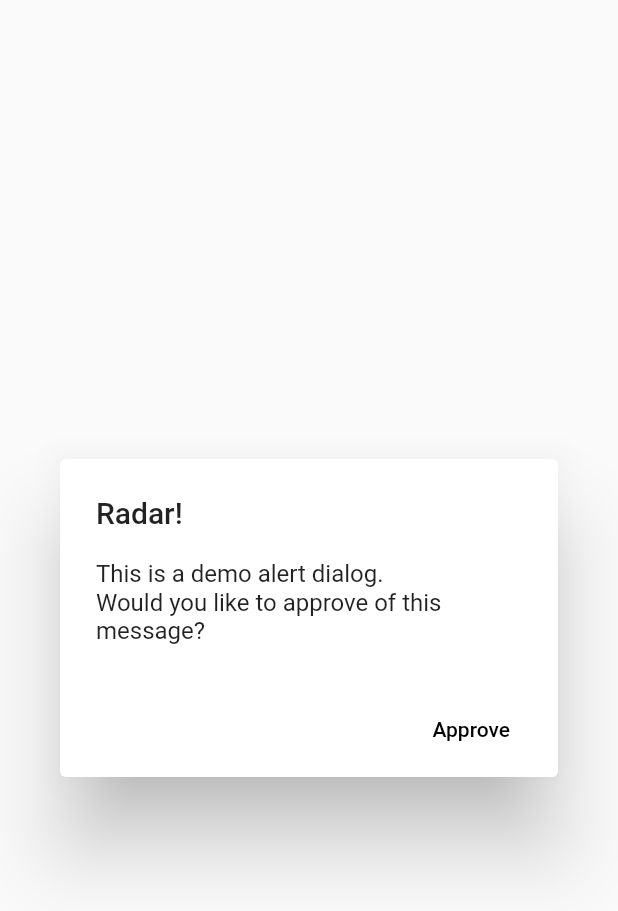
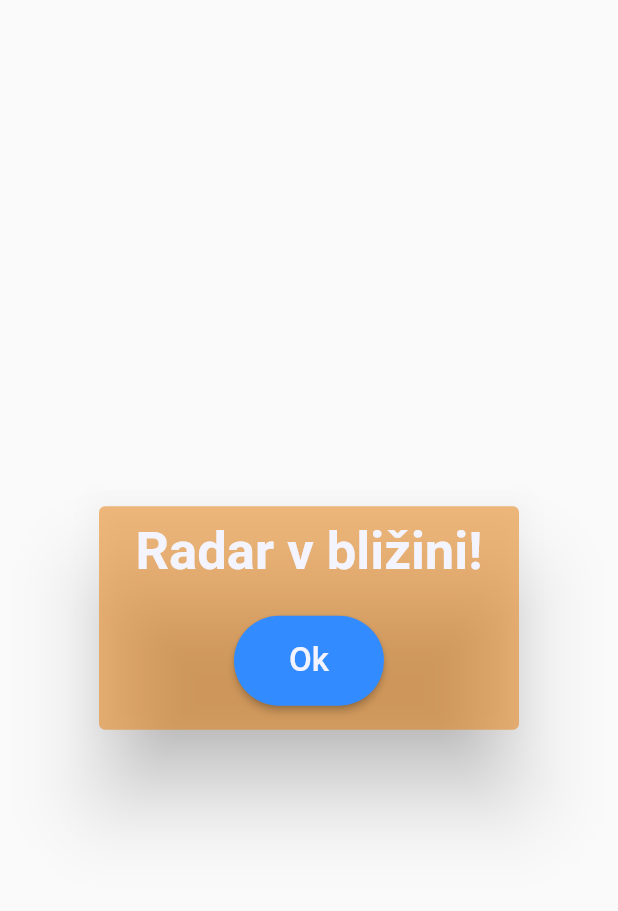
Before and after one commit to MerceneX/ShooDar, a Flutter app: the RadarAlertDialog widget shown alone on an empty page, opened directly, on a phone screen of 412 x 824 dp. Shown: the top 911 px of the screen. Run offline on Flutter 3.47's test engine with Material 2 defaults, Android fonts, the light colour scheme and no system bars; our stand-ins replace audioplayers, bloc, cloud_firestore, dartz, data_connection_checker, equatable and 9 more; accounts and stored records are empty; Roboto replaces fonts that are missing (Georgia, Hind); statements that could not run were skipped.

Commit message:
Improved styling of dialogs

```diff
--- a/src/lib/features/radar/presentation/widgets/notification_dialog.dart
+++ b/src/lib/features/radar/presentation/widgets/notification_dialog.dart
@@ -7,24 +7,33 @@ class RadarAlertDialog extends StatelessWidget {
 
   @override
   Widget build(BuildContext context) {
-     return AlertDialog(
-        title: Text('Radar!'),
-        content: SingleChildScrollView(
-          child: ListBody(
-            children: <Widget>[
-              Text('This is a demo alert dialog.'),
-              Text('Would you like to approve of this message?'),
-            ],
-          ),
-        ),
-        actions: <Widget>[
-          FlatButton(
-            child: Text('Approve'),
-            onPressed: () {
-              Navigator.of(context).pop();
-            },
-          ),
-        ],
-      );
+    return SimpleDialog(
+      titlePadding: EdgeInsets.all(10),
+      backgroundColor: Theme.of(context).accentColor.withOpacity(0.5),
+      title: Center(
+        child: Text('Radar v bližini!',
+            style: Theme.of(context).textTheme.headline2),
+      ),
+      children: <Widget>[
+        Row(
+          mainAxisAlignment: MainAxisAlignment.spaceEvenly,
+          children: <Widget>[
+            MaterialButton(
+              minWidth: 100,
+              height: 60,
+              textTheme: ButtonTextTheme.primary,
+              color: Theme.of(context).primaryColor,
+              onPressed: () {
+                Navigator.pop(context, 1);
+              },
+              child: Text(
+                'Ok',
+                style: Theme.of(context).textTheme.bodyText1,
+              ),
+            ),
+          ],
+        )
+      ],
+    );
   }
 }
--- a/src/lib/features/radar/presentation/widgets/radar_confirmtion_dialog.dart
+++ b/src/lib/features/radar/presentation/widgets/radar_confirmtion_dialog.dart
@@ -8,7 +8,7 @@ class RadarUserConfirmationDialog extends StatelessWidget {
   @override
   Widget build(BuildContext context) {
     return SimpleDialog(
-      titlePadding: EdgeInsets.only(top: 25),
+      titlePadding: EdgeInsets.all(10),
       backgroundColor: Theme.of(context).primaryColor.withOpacity(0.5),
       title: Center(
         child:
```
